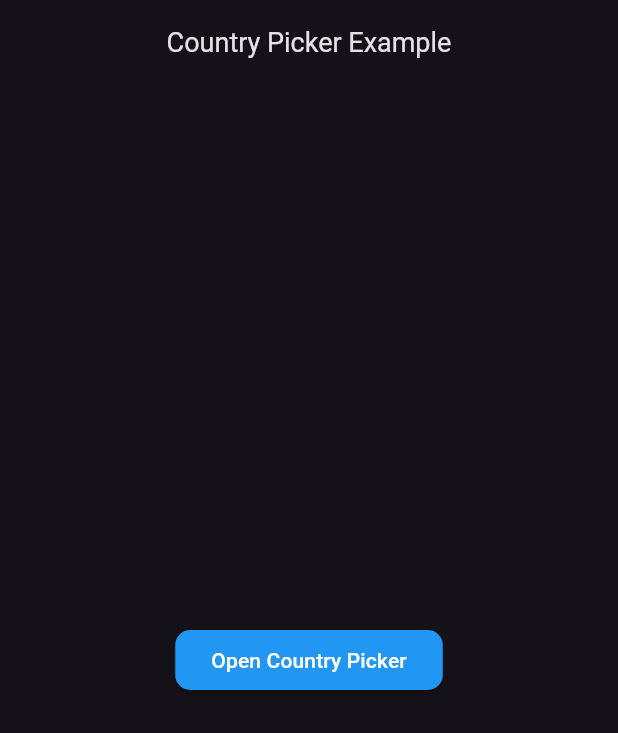
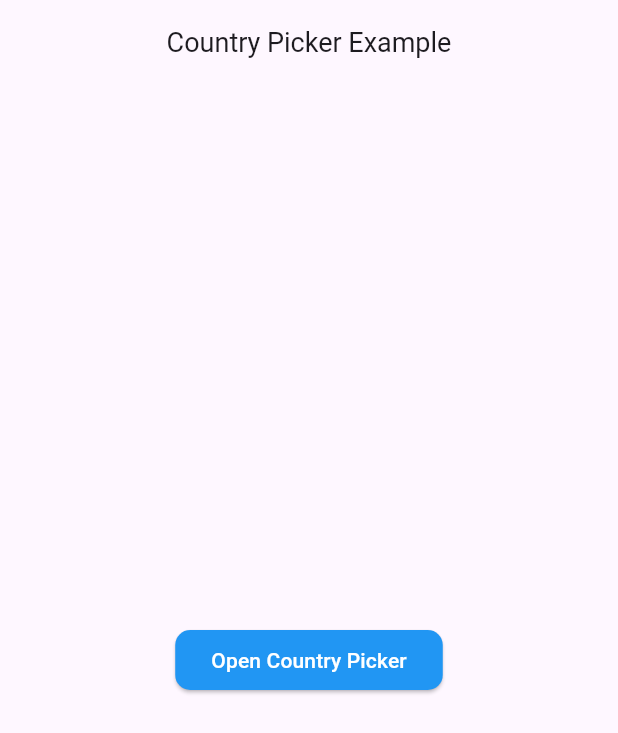
Before and after one commit to UmangPandav/cupertino_country_picker, a Flutter app: the screen it shows after launch, on a phone screen of 412 x 824 dp. Shown: the top 733 px of the screen. Run offline on Flutter 3.47's test engine with Material 3 defaults, Android fonts, the phone set to English and light mode, and no system bars; our stand-ins replace simple_animations, supercharged.

Commit message:
feat: add country picker functionality with customizable decoration and search support

```diff
--- a/example/lib/main.dart
+++ b/example/lib/main.dart
@@ -14,7 +14,7 @@ class MyApp extends StatelessWidget {
   Widget build(BuildContext context) {
     return MaterialApp(
       debugShowCheckedModeBanner: false,
-      theme: ThemeData(brightness: Brightness.dark),
+      theme: ThemeData(brightness: Brightness.light),
       home: const HomePage(),
     );
   }
@@ -88,9 +88,12 @@ class _HomePageState extends State<HomePage> {
     );
   }
 
-  Future<void> toggleButton() async {
-    await showCupertinoCountryPicker(
+  Future<void> toggleButton() => showCupertinoCountryPicker(
     context: context,
+    // allowedCountries: [
+    //   CountryCodeEnum.in_,
+    //   CountryCodeEnum.us,
+    // ],
     onCountryPicked: (country) {
       setState(() {
         selectedCountry = country;
@@ -98,4 +101,3 @@ class _HomePageState extends State<HomePage> {
     },
   );
 }
-}
--- a/example/pubspec.yaml
+++ b/example/pubspec.yaml
@@ -19,7 +19,7 @@ dev_dependencies:
   flutter_test:
     sdk: flutter
 
-  flutter_lints: ^5.0.0
+  flutter_lints: ^6.0.0
 
 flutter:
 
--- a/lib/model/country_model.dart
+++ b/lib/model/country_model.dart
@@ -1,3 +1,5 @@
+import 'package:cupertino_country_picker/utils/country_code_enum.dart';
+
 class CountryModel {
   final String name;
   final String flag;
@@ -14,4 +16,6 @@ class CountryModel {
       json['calling_code'],
     );
   }
+
+  CountryCodeEnum? get countryCodeEnum => CountryCodeEnumExtension.tryFromCode(countryCode);
 }
--- a/lib/utils/const.dart
+++ b/lib/utils/const.dart
@@ -1,7 +1,7 @@
 import 'package:flutter/cupertino.dart'
     show BouncingScrollPhysics, ScrollPhysics;
 
-const double borderRadius = 12.5;
+const double borderRadius = 10;
 const double defaultPadding = 12.5;
 const double borderWidth = 0.25;
 const double blurRadius = 10.0;
--- a/lib/utils/context.dart
+++ b/lib/utils/context.dart
@@ -11,6 +11,8 @@ extension Context on BuildContext {
 
   ThemeData get theme =>
       isDark ? AppTheme(Brightness.dark) : AppTheme(Brightness.light);
+
+  Color get bottomSheetAppBarColor => isDark ? theme.cardColor.withValues(alpha: 0.6) : Colors.black.withValues(alpha: 0.07);
 
   TextStyle get titleMedium => theme.textTheme.titleMedium!.copyWith(
         fontSize: 16,
--- /dev/null
+++ b/lib/utils/country_code_enum.dart
@@ -0,0 +1,53 @@
+enum CountryCodeEnum {
+  ad('AD'), ae('AE'), af('AF'), ag('AG'), ai('AI'), al('AL'), am('AM'), ao('AO'),
+  aq('AQ'), ar('AR'), as('AS'), at('AT'), au('AU'), aw('AW'), ax('AX'), az('AZ'),
+  ba('BA'), bb('BB'), bd('BD'), be('BE'), bf('BF'), bg('BG'), bh('BH'), bi('BI'),
+  bj('BJ'), bl('BL'), bm('BM'), bn('BN'), bo('BO'), bq('BQ'), br('BR'), bs('BS'),
+  bt('BT'), bv('BV'), bw('BW'), by('BY'), bz('BZ'), ca('CA'), cc('CC'), cd('CD'),
+  cf('CF'), cg('CG'), ch('CH'), ci('CI'), ck('CK'), cl('CL'), cm('CM'), cn('CN'),
+  co('CO'), cr('CR'), cu('CU'), cv('CV'), cw('CW'), cx('CX'), cy('CY'), cz('CZ'),
+  de('DE'), dj('DJ'), dk('DK'), dm('DM'), do_('DO'), dz('DZ'), ec('EC'), ee('EE'),
+  eg('EG'), eh('EH'), er('ER'), es('ES'), et('ET'), fi('FI'), fj('FJ'), fm('FM'),
+  fo('FO'), fr('FR'), ga('GA'), gb('GB'), gd('GD'), ge('GE'), gf('GF'), gg('GG'),
+  gh('GH'), gi('GI'), gl('GL'), gm('GM'), gn('GN'), gp('GP'), gq('GQ'), gr('GR'),
+  gt('GT'), gu('GU'), gw('GW'), gy('GY'), hk('HK'), hm('HM'), hn('HN'), hr('HR'),
+  ht('HT'), hu('HU'), id('ID'), ie('IE'), il('IL'), im('IM'), in_('IN'), io('IO'),
+  iq('IQ'), ir('IR'), is_('IS'), it('IT'), je('JE'), jm('JM'), jo('JO'), jp('JP'),
+  ke('KE'), kg('KG'), kh('KH'), ki('KI'), km('KM'), kn('KN'), kp('KP'), kr('KR'),
+  kw('KW'), ky('KY'), kz('KZ'), la('LA'), lb('LB'), lc('LC'), li('LI'), lk('LK'),
+  lr('LR'), ls('LS'), lt('LT'), lu('LU'), lv('LV'), ly('LY'), ma('MA'), mc('MC'),
+  md('MD'), me('ME'), mf('MF'), mg('MG'), mh('MH'), mk('MK'), ml('ML'), mm('MM'),
+  mn('MN'), mo('MO'), mp('MP'), mq('MQ'), mr('MR'), ms('MS'), mt('MT'), mu('MU'),
+  mv('MV'), mw('MW'), mx('MX'), my('MY'), mz('MZ'), na('NA'), nc('NC'), ne('NE'),
+  nf('NF'), ng('NG'), ni('NI'), nl('NL'), no('NO'), np('NP'), nr('NR'), nu('NU'),
+  nz('NZ'), om('OM'), pa('PA'), pe('PE'), pf('PF'), pg('PG'), ph('PH'), pk('PK'),
+  pl('PL'), pm('PM'), pn('PN'), pr('PR'), ps('PS'), pt('PT'), pw('PW'), py('PY'),
+  qa('QA'), re('RE'), ro('RO'), rs('RS'), ru('RU'), rw('RW'), sa('SA'), sb('SB'),
+  sc('SC'), sd('SD'), se('SE'), sg('SG'), sh('SH'), si('SI'), sj('SJ'), sk('SK'),
+  sl('SL'), sm('SM'), sn('SN'), so('SO'), sr('SR'), ss('SS'), st('ST'), sv('SV'),
+  sx('SX'), sy('SY'), sz('SZ'), tc('TC'), td('TD'), tf('TF'), tg('TG'), th('TH'),
+  tj('TJ'), tk('TK'), tl('TL'), tm('TM'), tn('TN'), to('TO'), tr('TR'), tt('TT'),
+  tv('TV'), tw('TW'), tz('TZ'), ua('UA'), ug('UG'), um('UM'), us('US'), uy('UY'),
+  uz('UZ'), va('VA'), vc('VC'), ve('VE'), vg('VG'), vi('VI'), vn('VN'), vu('VU'),
+  wf('WF'), ws('WS'), ye('YE'), yt('YT'), za('ZA'), zm('ZM'), zw('ZW');
+
+  final String code;
+  const CountryCodeEnum(this.code);
+}
+
+extension CountryCodeEnumExtension on CountryCodeEnum {
+  static CountryCodeEnum fromCode(String input) {
+    return CountryCodeEnum.values.firstWhere(
+          (e) => e.code.toUpperCase() == input.toUpperCase(),
+      orElse: () => throw ArgumentError('Invalid country code: $input'),
+    );
+  }
+
+  static CountryCodeEnum? tryFromCode(String input) {
+    try {
+      return fromCode(input);
+    } catch (_) {
+      return null;
+    }
+  }
+}
--- a/pubspec.yaml
+++ b/pubspec.yaml
@@ -2,7 +2,7 @@ name: cupertino_country_picker
 description: "An iOS-style country picker with flags, dial codes, and search—ideal for phone inputs and region selection in Flutter apps."
 repository: https://github.com/UmangPandav/cupertino_country_picker
 
-version: 1.0.3
+version: 1.0.4
 
 environment:
   sdk: ">=3.0.0 <4.0.0"
@@ -12,13 +12,13 @@ dependencies:
     sdk: flutter
 
   supercharged: ^2.1.1
-  simple_animations: ^5.1.0
+  simple_animations: ^5.2.0
 
 dev_dependencies:
   flutter_test:
     sdk: flutter
 
-  flutter_lints: ^5.0.0
+  flutter_lints: ^6.0.0
 
 flutter:
   uses-material-design: true
```
Also changed, not shown: lib/cupertino_country_picker.dart (+63 -49 lines), lib/helper/country_picker_helper.dart (+8 -8 lines), lib/utils/mixed_color.dart (added, +7 -0 lines), lib/widget/country_picker_decoration.dart (added, +28 -0 lines), example/pubspec.lock, 41 other files. Lines whose indentation alone changed are shown as unchanged.
